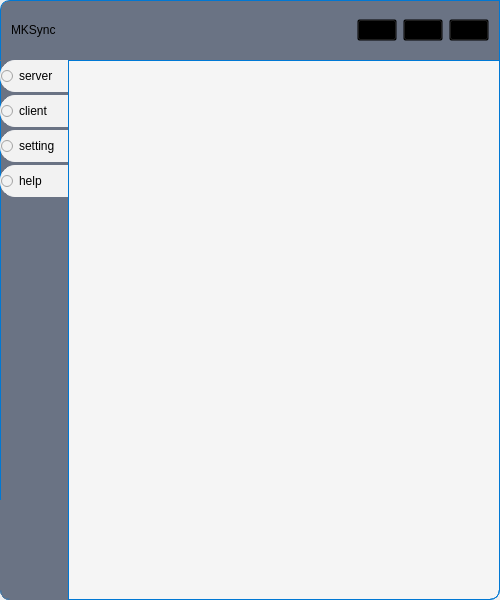
Above: exec/frontend/src/mainwindow.ui from Btk-Project/mksync before the change. Below: the same form after it.
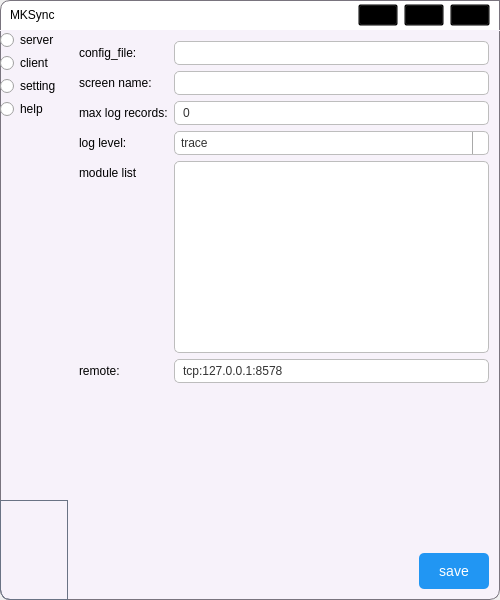
That is the form after the change. The open tabs and pages were chosen to show the change. Icons and pictures are not drawn. Custom widgets are drawn as their Qt base class.

What changed in the file:
```diff
--- a/exec/frontend/src/mainwindow.ui
+++ b/exec/frontend/src/mainwindow.ui
@@ -41,17 +41,17 @@
       <property name="minimumSize">
        <size>
         <width>0</width>
-        <height>60</height>
+        <height>30</height>
        </size>
       </property>
       <property name="styleSheet">
        <string notr="true">QWidget#title {
 	border-top-left-radius: 10;
-	border: 1px solid #6A7384;
-	background-color: #6A7384;
-	border-left-color: #0078D4;
-	border-right-color: #0078D4;
-	border-top-color: #0078D4;
+	border: 1px solid #FFFFFF;
+	background-color: #FFFFFF;
+	border-left-color: #79747E;
+	border-right-color: #79747E;
+	border-top-color: #79747E;
 }
 QPushButton {
 	background-color: transparent;
@@ -63,6 +63,18 @@
 }</string>
       </property>
       <layout class="QHBoxLayout" name="horizontalLayout_2">
+       <property name="leftMargin">
+        <number>10</number>
+       </property>
+       <property name="topMargin">
+        <number>0</number>
+       </property>
+       <property name="rightMargin">
+        <number>10</number>
+       </property>
+       <property name="bottomMargin">
+        <number>0</number>
+       </property>
        <item>
         <widget class="QLabel" name="label">
          <property name="text">
@@ -132,11 +144,11 @@
       </property>
       <property name="styleSheet">
        <string notr="true">QWidget#control {
-	background-color: #F5F5F5;
-	border: 1px solid #F5F5F5;
-	border-left-color: #0078D4;
-	border-bottom-color: #0078D4;
-	border-right-color: #0078D4;
+	background-color: #F7F2FA;
+	border: 1px solid #F7F2FA;
+	border-left-color: #79747E;
+	border-bottom-color: #79747E;
+	border-right-color: #79747E;
 	border-bottom-right-radius: 10;
 	border-bottom-left-radius: 10;
 }</string>
@@ -176,21 +188,22 @@
          </property>
          <property name="styleSheet">
           <string notr="true">QWidget#tab_bar {
-	background-color: #6A7384;
+	background-color: #FFFFFF;
 	border-bottom-left-radius: 10;
-	border: 1px solid #6A7384;
-	border-left-color: #0078D4;
-	border-bottom-color: #0078D4;
+	border: 1px solid #FFFFFF;
+	border-left-color: #79747E;
+	border-bottom-color: #79747E;
 }
 QRadioButton {
 	height: 30px;
-	border: 1px solid #F2F2F2;
-	background-color: #F2F2F2;
+	margin-left: 4px;
+	border: 1px solid #FFFFFF;
+	background-color: #FFFFFF;
 	border-bottom-left-radius: 15;
 	border-top-left-radius: 15;
-	border-bottom-color: #F2F2F2;
-	border-top-color: #F2F2F2;
-	border-left-color: #F2F2F2;
+	border-bottom-color: #FFFFFF;
+	border-top-color: #FFFFFF;
+	border-left-color: #FFFFFF;
 }
 
 QRadioButton::hover {
@@ -205,21 +218,21 @@
 }
 
 QRadioButton::checked {
-	border: 1px solid #0078D4;
-	background-color: #0078D4;
+	border: 1px solid #F7F2FA;
+	background-color: #F7F2FA;
 	border-bottom-left-radius: 15;
 	border-top-left-radius: 15;
-	border-bottom-color: #0078D4;
-	border-top-color: #0078D4;
-	border-left-color: #0078D4;
+	border-bottom-color: #F7F2FA;
+	border-top-color: #F7F2FA;
+	border-left-color: #F7F2FA;
 	padding-left: 5px;
 	padding-top: 1px;
 }
 
 QRadioButton::indicator {
-    width: 12px;
-    height: 0px;
-}</string>
+    width: 1px;
+    height: 1px;
+}F</string>
          </property>
          <layout class="QVBoxLayout" name="verticalLayout_2">
           <property name="spacing">
@@ -315,9 +328,7 @@
 	background-color: transparent;
 	border-bottom-right-radius: 10;
 }
-QStackedWidget {
-	border: 1px solid #0078D4;
-}</string>
+</string>
          </property>
          <property name="currentIndex">
           <number>0</number>
@@ -767,8 +778,388 @@
           <property name="styleSheet">
            <string notr="true">QWidget {
 	background-color: transparent;
-}</string>
+}
+/* 默认状态 */
+QLineEdit {
+    background-color: #FFFFFF; /* 白色背景 */
+    color: #333333; /* 深灰色文字 */
+    border: 1px solid #BDBDBD; /* 浅灰色边框 */
+    border-radius: 5px; /* 圆角 */
+    padding: 3px 6px; /* 内边距 */
+    font-size: 12px; /* 字体大小 */
+	text-align: center; /* 文本居中对齐 */
+}
+
+/* 悬停状态 */
+QLineEdit:hover {
+    border: 1px solid #2196F3; /* 蓝色边框 */
+    background-color: #F5F5F5; /* 稍浅的背景 */
+}
+
+/* 聚焦状态 */
+QLineEdit:focus {
+    border: 2px solid #2196F3; /* 更粗的蓝色边框 */
+    background-color: #FFFFFF; /* 白色背景 */
+    padding: 2px 5px; /* 微调内边距以适应更粗的边框 */
+}
+
+/* 禁用状态 */
+QLineEdit:disabled {
+    background-color: #EEEEEE; /* 浅灰色背景 */
+    color: #A0A0A0; /* 更浅的灰色文字 */
+    border: 1px solid #DADADA; /* 更浅的灰色边框 */
+}
+
+/* 默认状态 */
+QSpinBox {
+    background-color: #FFFFFF; /* 白色背景 */
+    color: #333333; /* 深灰色文字 */
+    border: 1px solid #BDBDBD; /* 浅灰色边框 */
+    border-radius: 5px; /* 圆角 */
+    padding: 3px 6px; /* 内边距 */
+    font-size: 12px; /* 字体大小 */
+	text-align: center; /* 文本居中对齐 */
+}
+
+/* 悬停状态 */
+QSpinBox:hover {
+    border: 1px solid #2196F3; /* 蓝色边框 */
+    background-color: #F5F5F5; /* 稍浅的背景 */
+}
+
+/* 聚焦状态 */
+QSpinBox:focus {
+    border: 2px solid #2196F3; /* 更粗的蓝色边框 */
+    background-color: #FFFFFF; /* 白色背景 */
+    padding: 2px 5px; /* 微调内边距以适应更粗的边框 */
+}
+
+/* 禁用状态 */
+QSpinBox:disabled {
+    background-color: #EEEEEE; /* 浅灰色背景 */
+    color: #A0A0A0; /* 更浅的灰色文字 */
+    border: 1px solid #DADADA; /* 更浅的灰色边框 */
+}
+QSpinBox::up-button {
+    subcontrol-origin: border;
+    subcontrol-position: top right; /* position at the top right corner */
+
+    width: 0px; /* 16 + 2*1px border-width = 15px padding + 3px parent border */
+    border-width: 0px;
+}
+QSpinBox::up-arrow {
+    width: 1px;
+    height: 1px;
+}
+QSpinBox::down-button {
+    subcontrol-origin: border;
+    subcontrol-position: bottom right; /* position at bottom right corner */
+
+    width: 0px;
+    border-width: 0px;
+    border-top-width: 0;
+}
+QSpinBox::down-arrow {
+    width: 1px;
+    height: 1px;
+}
+
+/* 默认状态 */
+QComboBox {
+    background-color: #FFFFFF; /* 白色背景 */
+    color: #333333; /* 深灰色文字 */
+    border: 1px solid #BDBDBD; /* 浅灰色边框 */
+    border-radius: 5px; /* 圆角 */
+    padding: 3px 6px; /* 内边距 */
+    font-size: 12px; /* 字体大小 */
+	text-align: center; /* 文本居中对齐 */
+}
+
+/* 悬停状态 */
+QComboBox:hover {
+    border: 1px solid #2196F3; /* 蓝色边框 */
+    background-color: #F5F5F5; /* 稍浅的背景 */
+}
+
+/* 聚焦状态 */
+QComboBox:focus {
+    border: 2px solid #2196F3; /* 更粗的蓝色边框 */
+    background-color: #FFFFFF; /* 白色背景 */
+    padding: 2px 5px; /* 微调内边距以适应更粗的边框 */
+}
+
+/* 禁用状态 */
+QComboBox:disabled {
+    background-color: #EEEEEE; /* 浅灰色背景 */
+    color: #A0A0A0; /* 更浅的灰色文字 */
+    border: 1px solid #DADADA; /* 更浅的灰色边框 */
+}
+
+QComboBox::drop-down {
+subcontrol-origin: padding;
+    subcontrol-position: top right;
+    width: 15px;
+
+    border-left-width: 1px;
+    border-left-color: darkgray;
+    border-left-style: solid; /* just a single line */
+    border-top-right-radius: 3px; /* same radius as the QComboBox */
+    border-bottom-right-radius: 3px;
+}
+
+/* 默认状态 */
+QTextEdit {
+    background-color: #FFFFFF; /* 白色背景 */
+    color: #333333; /* 深灰色文字 */
+    border: 1px solid #BDBDBD; /* 浅灰色边框 */
+    border-radius: 5px; /* 圆角 */
+    padding: 3px 6px; /* 内边距 */
+    font-size: 12px; /* 字体大小 */
+	text-align: center; /* 文本居中对齐 */
+}
+
+/* 悬停状态 */
+QTextEdit:hover {
+    border: 1px solid #2196F3; /* 蓝色边框 */
+    background-color: #F5F5F5; /* 稍浅的背景 */
+}
+
+/* 聚焦状态 */
+QTextEdit:focus {
+    border: 2px solid #2196F3; /* 更粗的蓝色边框 */
+    background-color: #FFFFFF; /* 白色背景 */
+    padding: 2px 5px; /* 微调内边距以适应更粗的边框 */
+}
+
+/* 禁用状态 */
+QTextEdit:disabled {
+    background-color: #EEEEEE; /* 浅灰色背景 */
+    color: #A0A0A0; /* 更浅的灰色文字 */
+    border: 1px solid #DADADA; /* 更浅的灰色边框 */
+}
+
+QScrollBar:vertical {
+	border: none;
+	background: #e0e0e0; /* 浅灰色背景 */
+	width: 12px; /* 滑动条宽度 */
+	margin: 0px 0px 0px 0px;
+}
+
+QScrollBar::handle:vertical {
+	background: #6200ea; /* Material Design 紫色 */
+	min-height: 20px;
+	border-radius: 4px;
+}
+
+QScrollBar::handle:vertical:hover {
+	background: #3700b3; /* 悬停时颜色变深 */
+}
+
+QScrollBar::add-line:vertical, QScrollBar::sub-line:vertical {
+	height: 0px; /* 隐藏上下箭头 */
+}
+
+QScrollBar::add-page:vertical, QScrollBar::sub-page:vertical {
+	background: none;
+}
+</string>
           </property>
+          <layout class="QVBoxLayout" name="verticalLayout_7">
+           <item>
+            <layout class="QFormLayout" name="formLayout">
+             <property name="topMargin">
+              <number>0</number>
+             </property>
+             <item row="0" column="0">
+              <widget class="QLabel" name="label_7">
+               <property name="text">
+                <string>config_file: </string>
+               </property>
+              </widget>
+             </item>
+             <item row="0" column="1">
+              <widget class="QLineEdit" name="config_file_edit"/>
+             </item>
+             <item row="1" column="0">
+              <widget class="QLabel" name="label_8">
+               <property name="text">
+                <string>screen name: </string>
+               </property>
+              </widget>
+             </item>
+             <item row="1" column="1">
+              <widget class="QLineEdit" name="screen_name_edit"/>
+             </item>
+             <item row="2" column="0">
+              <widget class="QLabel" name="label_9">
+               <property name="text">
+                <string>max log records:</string>
+               </property>
+              </widget>
+             </item>
+             <item row="2" column="1">
+              <widget class="QSpinBox" name="max_log_records_edit">
+               <property name="minimumSize">
+                <size>
+                 <width>100</width>
+                 <height>0</height>
+                </size>
+               </property>
+               <property name="maximum">
+                <number>1000000000</number>
+               </property>
+              </widget>
+             </item>
+             <item row="3" column="0">
+              <widget class="QLabel" name="label_10">
+               <property name="text">
+                <string>log level:</string>
+               </property>
+              </widget>
+             </item>
+             <item row="3" column="1">
+              <widget class="QComboBox" name="log_level_edit">
+               <property name="currentText">
+                <string>warn</string>
+               </property>
+               <item>
+                <property name="text">
+                 <string>trace</string>
+                </property>
+               </item>
+               <item>
+                <property name="text">
+                 <string>debug</string>
+                </property>
+               </item>
+               <item>
+                <property name="text">
+                 <string>info</string>
+                </property>
+               </item>
+               <item>
+                <property name="text">
+                 <string>warn</string>
+                </property>
+               </item>
+               <item>
+                <property name="text">
+                 <string>err</string>
+                </property>
+               </item>
+               <item>
+                <property name="text">
+                 <string>critical</string>
+                </property>
+               </item>
+              </widget>
+             </item>
+             <item row="4" column="0">
+              <widget class="QLabel" name="label_11">
+               <property name="text">
+                <string>module list</string>
+               </property>
+              </widget>
+             </item>
+             <item row="4" column="1">
+              <widget class="QTextEdit" name="module_list_edit"/>
+             </item>
+             <item row="5" column="0">
+              <widget class="QLabel" name="label_12">
+               <property name="text">
+                <string>remote: </string>
+               </property>
+              </widget>
+             </item>
+             <item row="5" column="1">
+              <widget class="QLineEdit" name="remote_address_edit">
+               <property name="sizePolicy">
+                <sizepolicy hsizetype="Expanding" vsizetype="Fixed">
+                 <horstretch>0</horstretch>
+                 <verstretch>0</verstretch>
+                </sizepolicy>
+               </property>
+               <property name="text">
+                <string>tcp:127.0.0.1:8578</string>
+               </property>
+              </widget>
+             </item>
+            </layout>
+           </item>
+           <item>
+            <spacer name="verticalSpacer_2">
+             <property name="orientation">
+              <enum>Qt::Vertical</enum>
+             </property>
+             <property name="sizeHint" stdset="0">
+              <size>
+               <width>20</width>
+               <height>40</height>
+              </size>
+             </property>
+            </spacer>
+           </item>
+           <item>
+            <layout class="QHBoxLayout" name="horizontalLayout_9">
+             <property name="topMargin">
+              <number>0</number>
+             </property>
+             <item>
+              <spacer name="horizontalSpacer_6">
+               <property name="orientation">
+                <enum>Qt::Horizontal</enum>
+               </property>
+               <property name="sizeHint" stdset="0">
+                <size>
+                 <width>40</width>
+                 <height>20</height>
+                </size>
+               </property>
+              </spacer>
+             </item>
+             <item>
+              <widget class="QPushButton" name="setting_config_button">
+               <property name="styleSheet">
+                <string notr="true">/* 默认状态 */
+QPushButton {
+    background-color: #2196F3; /* 蓝色背景 */
+    color: white; /* 白色文字 */
+    border: none; /* 无边框 */
+    padding: 10px 20px; /* 内边距 */
+    border-radius: 5px; /* 圆角 */
+    font-size: 14px; /* 字体大小 */
+}
+
+/* 悬停状态 */
+QPushButton:hover {
+    background-color: #1E88E5; /* 稍深的蓝色 */
+    color: white;
+    border: 1px solid #1976D2; /* 添加边框以突出显示 */
+}
+
+/* 按下状态 */
+QPushButton:pressed {
+    background-color: #1565C0; /* 更深的蓝色 */
+    color: white;
+    padding-left: 22px; /* 微调内边距，模拟按下的视觉效果 */
+    padding-top: 12px;
+}
+
+/* 禁用状态 */
+QPushButton:disabled {
+    background-color: #BDBDBD; /* 灰色背景 */
+    color: #616161; /* 深灰色文字 */
+    border: none;
+}</string>
+               </property>
+               <property name="text">
+                <string>save</string>
+               </property>
+              </widget>
+             </item>
+            </layout>
+           </item>
+          </layout>
          </widget>
          <widget class="QWidget" name="help_page">
           <property name="styleSheet">
@@ -862,6 +1253,18 @@
   </widget>
  </widget>
  <layoutdefault spacing="6" margin="11"/>
+ <customwidgets>
+  <customwidget>
+   <class>ScreenEditView</class>
+   <extends>QGraphicsView</extends>
+   <header>screen_edit_view.hpp</header>
+  </customwidget>
+  <customwidget>
+   <class>ScreenListView</class>
+   <extends>QListWidget</extends>
+   <header>screen_list_view.hpp</header>
+  </customwidget>
+ </customwidgets>
  <resources>
   <include location="../resource/resource.qrc"/>
  </resources>
```
Left out of the diff: 300 changed lines with no effect on the pictures.
